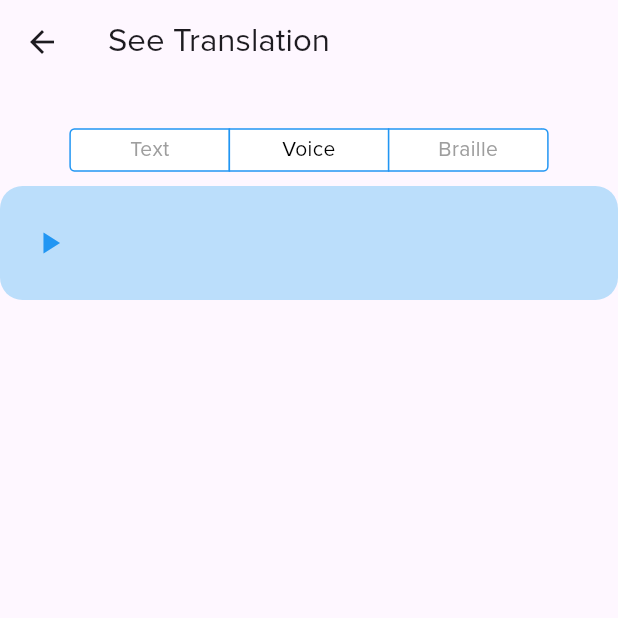
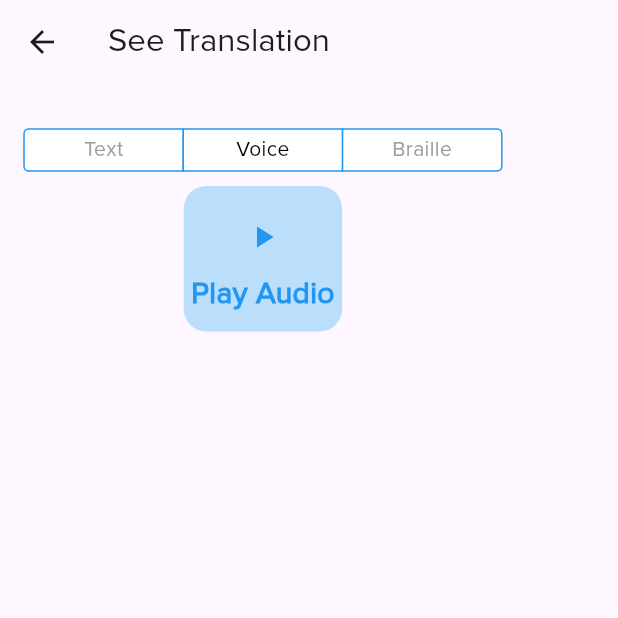
Before and after one commit to Huseny/Amharic-Braille-Reader-Mobile, a Flutter app: the ShowTranslation screen opened directly with empty values, after a tap on "Voice", on a phone screen of 412 x 824 dp, the top half of it. Run offline on Flutter 3.47's test engine with Material 3 defaults, Android fonts, the phone set to English and light mode, and no system bars; our stand-ins replace audioplayers, convex_bottom_bar, equatable, file_picker, flutter_bloc, image_picker and 1 more; accounts and stored records are empty.

Commit message:
audio fetch

```diff
--- a/lib/application/models/translation_model.dart
+++ b/lib/application/models/translation_model.dart
@@ -5,6 +5,7 @@
   final Uint8List image;
   final String braille;
   final String translation;
+  final Uint8List audio;
   final DateTime createdAt;
 
   TranslationModel(
@@ -12,6 +13,7 @@
       required this.image,
       required this.braille,
       required this.translation,
+      required this.audio,
       required this.createdAt});
 
   Map<String, dynamic> toMap() {
@@ -20,6 +22,7 @@
       'image': image,
       'braille': braille,
       'translation': translation,
+      'audio': audio,
       'createdAt': createdAt.toIso8601String(),
     };
   }
@@ -30,6 +33,7 @@
       image: json['image'] ?? "",
       braille: json['braille'] ?? "",
       translation: json['translation'] ?? "",
+      audio: json['audio'] ?? "",
       createdAt: DateTime.parse(json['createdAt'] ?? DateTime.now().toString()),
     );
   }
--- a/lib/presentation/widget/show_translation.dart
+++ b/lib/presentation/widget/show_translation.dart
@@ -1,4 +1,5 @@
 import 'package:amharic_braille/application/models/translation_model.dart';
+import 'package:amharic_braille/repository/play_audio.dart';
 import 'package:flutter/cupertino.dart';
 import 'package:flutter/material.dart';
 
@@ -13,6 +14,7 @@
 class _ShowTranslationState extends State<ShowTranslation> {
   int currentTab = 0;
   bool isPlaying = false;
+  bool isPaused = false;
 
   @override
   Widget build(BuildContext context) {
@@ -50,28 +52,48 @@
                         borderRadius: BorderRadius.circular(15),
                         color: Colors.blue.shade100,
                       ),
-                      child: ListTile(
-                        leading: Icon(
-                          isPlaying == true ? Icons.pause : Icons.play_arrow,
+                      child: Column(children: [
+                        IconButton(
+                          icon: Icon(
+                            isPlaying == true ? Icons.pause : Icons.play_arrow,
+                          ),
                           color: Colors.blue,
+                          onPressed: () async {
+                            debugPrint(
+                                widget.translationModel.audio.toString());
+                            isPlaying
+                                ? AudioController().pause()
+                                : isPaused
+                                    ? AudioController().resume()
+                                    : await AudioController().playAudio(
+                                        widget.translationModel.audio);
+                            setState(() {
+                              isPlaying = !isPlaying;
+                              isPaused = !isPaused;
+                            });
+                          },
                         ),
-                        title: Text(
-                          widget.translationModel.translation,
-                          maxLines: 1,
+                        Text(
+                          isPlaying == true
+                              ? "Playing..."
+                              : isPaused == true
+                                  ? "Paused"
+                                  : "Play Audio",
                           style: const TextStyle(
                               color: Colors.blue,
                               fontWeight: FontWeight.bold,
                               fontSize: 20),
                         ),
-                      ),
+                      ]),
                     )
                   : Container(
                       width: MediaQuery.of(context).size.width,
-                      margin: const EdgeInsets.symmetric(horizontal: 5),
+                      margin: const EdgeInsets.symmetric(horizontal: 10),
                       padding: const EdgeInsets.symmetric(
                           vertical: 15, horizontal: 10),
                       decoration: BoxDecoration(
                           borderRadius: BorderRadius.circular(15),
+                          border: Border.all(color: Colors.black),
                           color: currentTab == 0
                               ? Colors.grey
                               : Colors.grey.shade300),
--- a/lib/repository/braille_repsoitory.dart
+++ b/lib/repository/braille_repsoitory.dart
@@ -37,6 +37,7 @@
           "image": await image.readAsBytes(),
           "braille": (jsonResponse["braille"] as List).join("\n"),
           "translation": (jsonResponse["translation"] as List).join("\n"),
+          "audio": base64.decode(jsonResponse["audio"]),
           "createdAt": DateTime.now().toIso8601String()
         };
 
--- a/lib/repository/local_database.dart
+++ b/lib/repository/local_database.dart
@@ -17,6 +17,7 @@
 
   Future<Database> _initDatabase() async {
     String path = join(await getDatabasesPath(), 'translations.db');
+    // deleteDatabase(path);
     return await openDatabase(path, version: 1, onCreate: _createTable);
   }
 
@@ -25,6 +26,7 @@
       CREATE TABLE translations(
         id TEXT PRIMARY KEY,
         image BLOB,
+        audio BLOB,
         braille TEXT,
         translation TEXT,
         createdAt TEXT
--- /dev/null
+++ b/lib/repository/play_audio.dart
@@ -0,0 +1,26 @@
+import 'dart:typed_data';
+import 'package:audioplayers/audioplayers.dart';
+import 'package:flutter/cupertino.dart';
+
+class AudioController {
+  Future<void> playAudio(Uint8List audio) async {
+    try {
+      AudioPlayer audioPlayer = AudioPlayer();
+
+      // Play the audio
+      await audioPlayer.play(BytesSource(audio));
+    } catch (e) {
+      debugPrint("Error playing audio: $e");
+    }
+  }
+
+  void pause() async {
+    AudioPlayer audioPlayer = AudioPlayer();
+    await audioPlayer.pause();
+  }
+
+  void resume() async {
+    AudioPlayer audioPlayer = AudioPlayer();
+    await audioPlayer.resume();
+  }
+}
--- a/pubspec.yaml
+++ b/pubspec.yaml
@@ -44,6 +44,7 @@
   convex_bottom_bar: ^3.2.0
   sqflite: ^2.3.2
   path: ^1.8.3
+  audioplayers: ^5.2.1
 
 dev_dependencies:
   flutter_test:
```
Also changed, not shown: pubspec.lock, 5 other files.
